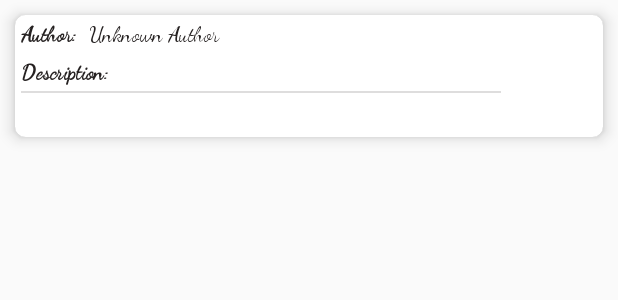
After one commit to YubaiTao/Newsli, an Android app: the layout saved_news_item.xml on its own in the app's theme, with its tools: preview values and no code run, on a phone screen of 412 x 824 dp. The commit adds this screen. Shown: the top 300 px of the screen. Run offline under Robolectric (Android 15) with nearby library versions, the phone set to English and light mode, and no system bars; network calls fail.

Commit message:
*Update.

```diff
--- a/app/src/main/java/com/yubaitao/newsli/save/SavedNewsModel.java
+++ b/app/src/main/java/com/yubaitao/newsli/save/SavedNewsModel.java
@@ -27,7 +27,7 @@ public class SavedNewsModel implements SavedNewsContract.Model {
         Disposable disposable = db.newsDao().getAll()
                 .subscribeOn(Schedulers.io())
                 .observeOn(AndroidSchedulers.mainThread())
-                .subscribe(presenter::loadSavedNews, error -> {
+                 .subscribe(presenter::loadSavedNews, error -> {
                    System.out.println("error");
                 }, () -> {
                     System.out.println("complete");
--- a/app/src/main/java/com/yubaitao/newsli/sli/SliContract.java
+++ b/app/src/main/java/com/yubaitao/newsli/sli/SliContract.java
@@ -8,12 +8,13 @@ import java.util.List;
 public interface SliContract {
     interface View extends MVPContract.View<Presenter> {
         void showNewsCard(List<News> newsList);
+        void onError();
     }
 
     interface Presenter extends MVPContract.Presenter<View, Model> {
         void showNewsCard(List<News> newsList);
-
         void saveFavoriteNews(News news);
+        void onError();
     }
 
     interface Model extends MVPContract.Model<Presenter> {
--- a/app/src/main/java/com/yubaitao/newsli/sli/SliGalleryFragment.java
+++ b/app/src/main/java/com/yubaitao/newsli/sli/SliGalleryFragment.java
@@ -6,6 +6,7 @@ import android.support.v4.app.Fragment;
 import android.view.LayoutInflater;
 import android.view.View;
 import android.view.ViewGroup;
+import android.widget.Toast;
 
 import com.mindorks.placeholderview.SwipeDecor;
 import com.mindorks.placeholderview.SwipePlaceHolderView;
@@ -75,6 +76,11 @@ public class SliGalleryFragment extends MVPFragment<SliContract.Presenter> imple
     }
 
     @Override
+    public void onError() {
+        Toast.makeText(getContext(), "News have been saved before.", Toast.LENGTH_SHORT).show();
+    }
+
+    @Override
     public void onLike(News news) {
         presenter.saveFavoriteNews(news);
     }
--- /dev/null
+++ b/app/src/main/res/layout/saved_news_item.xml
@@ -0,0 +1,82 @@
+<?xml version="1.0" encoding="utf-8"?>
+<android.support.v7.widget.CardView
+    android:layout_width="match_parent"
+    android:layout_height="wrap_content"
+    android:layout_margin="10dp"
+    android:orientation="vertical"
+    app:cardCornerRadius="7dp"
+    xmlns:android="http://schemas.android.com/apk/res/android"
+    xmlns:app="http://schemas.android.com/apk/res-auto"
+    app:cardElevation="6dp" >
+
+    <android.support.constraint.ConstraintLayout
+        android:layout_width="match_parent"
+        android:layout_height="wrap_content"
+        android:foreground="?attr/selectableItemBackground">
+
+        <TextView
+            android:id="@+id/author_label"
+            android:layout_width="wrap_content"
+            android:layout_height="wrap_content"
+            android:padding="@dimen/four_dp"
+            android:text="Author:"
+            android:fontFamily="@font/dancing_script"
+            android:maxLines="1"
+            android:textStyle="bold"
+            app:layout_constraintLeft_toLeftOf="parent"
+            app:layout_constraintTop_toTopOf="parent" />
+
+        <TextView
+            android:layout_width="0dp"
+            android:layout_height="wrap_content"
+            android:padding="@dimen/four_dp"
+            android:text="@string/author_unknown"
+            android:id="@+id/author"
+            android:gravity="left"
+            android:fontFamily="@font/dancing_script"
+            app:layout_constraintRight_toLeftOf="@id/image"
+            app:layout_constraintLeft_toRightOf="@+id/author_label"
+            app:layout_constraintTop_toTopOf="parent" />
+        <TextView
+            android:id="@+id/description_label"
+            android:layout_width="wrap_content"
+            android:layout_height="wrap_content"
+            android:padding="@dimen/four_dp"
+            android:text="Description:"
+            android:fontFamily="@font/dancing_script"
+            android:textStyle="bold"
+            app:layout_constraintLeft_toLeftOf="@id/author_label"
+            app:layout_constraintTop_toBottomOf="@id/author_label" />
+        <View
+            app:layout_constraintTop_toBottomOf="@id/description_label"
+            android:id="@+id/description_delimiter"
+            android:layout_width="0dp"
+            android:layout_height="1dp"
+            app:layout_constraintLeft_toLeftOf="parent"
+            app:layout_constraintRight_toLeftOf="@id/image"
+            android:layout_marginLeft="@dimen/four_dp"
+            android:layout_marginRight="12dp"
+            android:background="@color/light_gray"/>
+        <TextView
+            android:layout_width="0dp"
+            android:layout_height="wrap_content"
+            android:padding="@dimen/four_dp"
+            android:id="@+id/description"
+            android:fontFamily="@font/indie_flower"
+            app:layout_constraintLeft_toLeftOf="@+id/description_label"
+            app:layout_constraintRight_toLeftOf="@id/image"
+            app:layout_constraintTop_toBottomOf="@+id/description_delimiter" />
+
+        <ImageView
+            android:layout_width="48dp"
+            android:layout_height="48dp"
+            android:layout_margin="@dimen/eight_dp"
+            app:layout_constraintTop_toTopOf="parent"
+            app:layout_constraintRight_toRightOf="parent"
+            android:id="@+id/image"/>
+
+
+    </android.support.constraint.ConstraintLayout>
+
+
+</android.support.v7.widget.CardView>
```
Also changed, not shown: app/src/main/java/com/yubaitao/newsli/common/BaseViewModel.java (added, +27 -0 lines), app/src/main/java/com/yubaitao/newsli/common/ViewModelAdapter.java (added, +89 -0 lines), app/src/main/java/com/yubaitao/newsli/save/SavedNewsAdapter.java (added, +87 -0 lines), app/src/main/java/com/yubaitao/newsli/save/SavedNewsFragment.java (+23 -15 lines), app/src/main/java/com/yubaitao/newsli/save/SavedNewsViewModel.java (added, +73 -0 lines), app/src/main/java/com/yubaitao/newsli/sli/SliModel.java (+5 -3 lines), app/src/main/java/com/yubaitao/newsli/sli/SliPresenter.java (+8 -1 lines), app/src/main/res/layout/fragment_saved_news.xml (+13 -86 lines).
